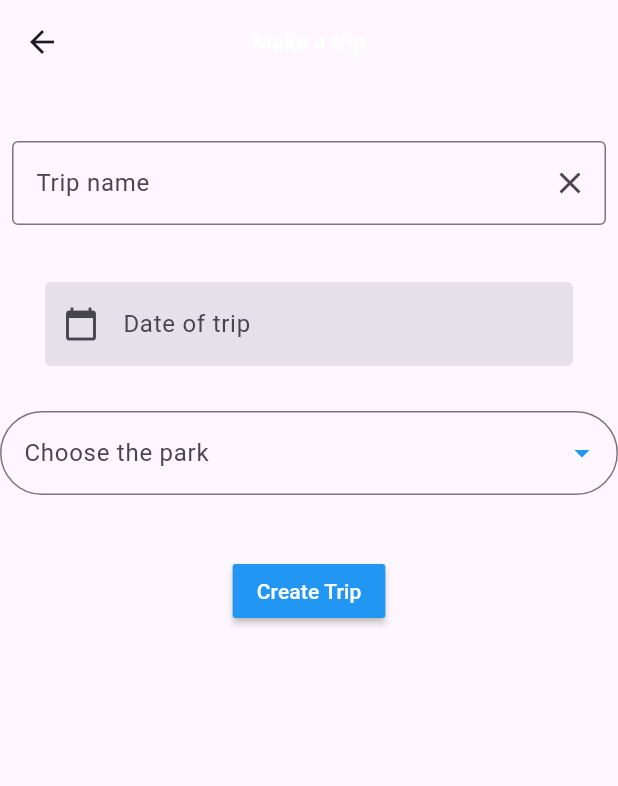
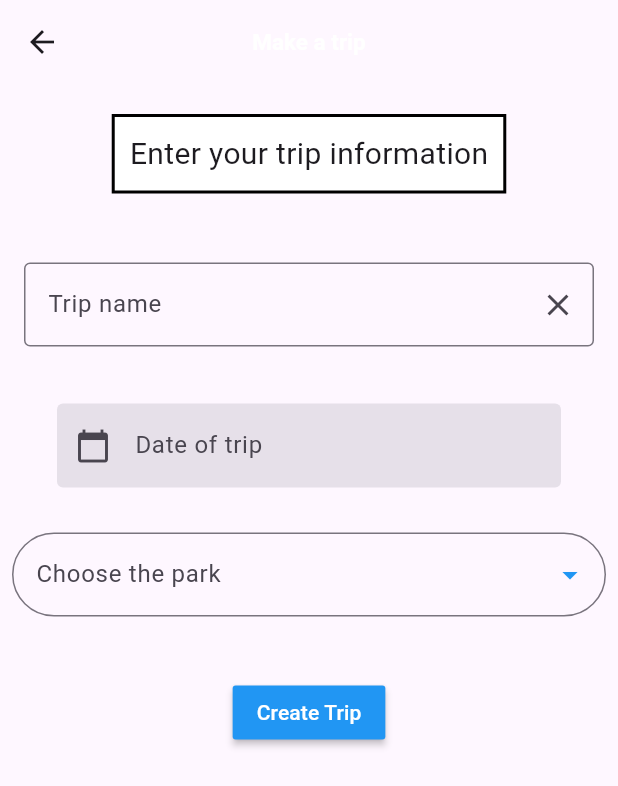
Before and after one commit to tristen-robinson-ucf/Group22LargeProjectPOOSD, a Flutter app: the PlannedTrips screen opened directly with empty values, after a tap on "Make a new trip", on a phone screen of 412 x 824 dp. Shown: the top 786 px of the screen. Run offline on Flutter 3.47's test engine with Material 3 defaults, Android fonts, the phone set to English and light mode, and no system bars; drawn by our look-alikes of dropdown_search; our stand-ins replace dio, email_validator, fluttertoast, hexcolor; missing offline and left inert: dart:ffi, mongo_dart; network calls fail.

Commit message:
Implemented password reset and update to park id for trips

```diff
--- a/theme_park_tracker/lib/PasswordReset.dart
+++ b/theme_park_tracker/lib/PasswordReset.dart
@@ -277,7 +277,6 @@ class _verifyReset extends State<verifyReset>{
                       MaterialButton(
                         onPressed: (){
                           int code = int.parse(_codeController.text);
-
                           if (code == testVal){
                             Navigator.push( context, MaterialPageRoute( builder: (context) => passwordResetPage(username: username, password: password)));
                           } else{
--- a/theme_park_tracker/lib/tabs/AddParks.dart
+++ b/theme_park_tracker/lib/tabs/AddParks.dart
@@ -5,6 +5,7 @@ import 'dart:convert';
 
 import 'package:flutter/foundation.dart';
 import 'package:flutter/material.dart';
+import 'package:hexcolor/hexcolor.dart';
 import 'package:theme_park_tracker/tabs/listItems.dart';
 import 'package:fluttertoast/fluttertoast.dart';
 import 'package:dio/dio.dart';
@@ -110,7 +111,7 @@ class _AddParks extends State<AddParks>{
                   child: ListView.builder(
                       itemCount:filteredParks.length,
                       itemBuilder: (context, index) => Card(
-                        color: Colors.indigo,
+                        color: HexColor("Eb5756"),
                         elevation: 4,
                         margin: const EdgeInsets.symmetric(vertical: 8.0),
                         child: Row(
--- a/theme_park_tracker/lib/tabs/PlannedTrips.dart
+++ b/theme_park_tracker/lib/tabs/PlannedTrips.dart
@@ -60,12 +60,15 @@ class _PlannedTrips extends State<PlannedTrips>{
       );
       if (response.statusCode == 200){
         var data = response.data as Map<String, dynamic>;
+
         setState(() {
-            for (int i = 0; i < data['results'].length; i += 3){
+            for (int i = 0; i < data['results'].length; i += 4){
               List<dynamic> currTrip = [];
               currTrip.add(data['results'][i]);
               currTrip.add(data['results'][i+ 1]);
               currTrip.add(data['results'][i + 2]);
+              currTrip.add(data['results'][i + 3]);
+
               resultArr.add(currTrip);
             }
 
@@ -86,7 +89,20 @@ class _PlannedTrips extends State<PlannedTrips>{
             children: [
               Expanded(
                   flex: 1,
-                  child: ListView.builder(
+                  child: (resultArr.isEmpty) ?
+                      // if there are no results when searching for a users trips, make the screen show text that prompts a user to create a trip
+                      // if there are trips then this is not shown
+                      Column(
+                        mainAxisAlignment: MainAxisAlignment.center,
+                        children: [
+                          Container(
+                            alignment: Alignment.center,
+                            child: Text("Plan a trip!"),
+                          )
+                        ],
+                      )
+                      :
+                  ListView.builder(
                       itemCount: resultArr.length,
                       itemBuilder: (context, index) => Card(
                           color: HexColor("Eb5756"),
@@ -103,7 +119,7 @@ class _PlannedTrips extends State<PlannedTrips>{
                                   Container(
                                     padding: const EdgeInsets.all(7),
                                     child: Text(resultArr[index][0], overflow: TextOverflow.ellipsis, style: TextStyle(fontSize: 17, color: Colors.white)),
-                                  )
+                                  ),
                                 ],
                               ),
 
@@ -112,8 +128,10 @@ class _PlannedTrips extends State<PlannedTrips>{
                               padding: const EdgeInsets.only(left: 4.0, right: 10, top: 3.0, bottom: 3.0),
                                 child: MaterialButton(
                                   onPressed: (){
-                                    Navigator.push(context, MaterialPageRoute(builder: (context) => TripRides(parkId: 64, id: id, tripId: resultArr[index][1], rides: resultArr[index][2], firstname: firstname, lastname: lastname, parkArr: parkArr)));
+
+                                    Navigator.push(context, MaterialPageRoute(builder: (context) => TripRides(parkId: resultArr[index][2], id: id, tripId: resultArr[index][1], rides: resultArr[index][3], firstname: firstname, lastname: lastname, parkArr: parkArr)));
                                     },
+
                                   color: Colors.white,
                                   child: const Text("Edit trip", style: TextStyle(color: Colors.black)),
 
@@ -259,6 +277,23 @@ class _MakeTrip extends State<MakeTrip>{
       ),
       body: SingleChildScrollView(
         child: Column(
+          mainAxisAlignment: MainAxisAlignment.center,
+          children: [
+            SizedBox(height: 20),
+           Container(
+             child: Text("Enter your trip information", style: TextStyle(fontSize: 20),),
+             padding: const EdgeInsets.all(10),
+             decoration: BoxDecoration(
+               color: Colors.white,
+               border: Border.all(width: 2, color: Colors.black),
+             ),
+           ),
+
+            Container(
+              padding: const EdgeInsets.all(8.0),
+
+              child: Column(
+                mainAxisAlignment: MainAxisAlignment.center,
                 children: [
                   SizedBox(height: 30),
                   Padding(
@@ -346,6 +381,10 @@ class _MakeTrip extends State<MakeTrip>{
                   },
                     child: Text("Create Trip", style: TextStyle(color: Colors.white),),
                     color: Colors.blue,),
+                ],
+              ),
+            )
+
 
           ],
         ),
@@ -435,21 +474,23 @@ class Trips {
   final List<dynamic> rides;
   final String tripName;
   final int tripId;
-  //final int parkId;
+  final int parkId;
 
   const Trips({
    // required this.parkId,
     required this.rides,
     required this.tripName,
     required this.tripId,
-    //required this.parkId,
+    required this.parkId,
   });
 
   factory Trips.formJson(Map<String, dynamic> jsonMap){
     return Trips(
+      tripName: jsonMap['tripName'],
+      tripId: jsonMap['tripId'],
+
+      parkId: jsonMap['parkId'],
       rides: jsonMap['rides'],
-      tripId: jsonMap['tripId'],
-      tripName: jsonMap['tripName'],
     );
   }
 }
--- a/theme_park_tracker/lib/tabs/WaitList.dart
+++ b/theme_park_tracker/lib/tabs/WaitList.dart
@@ -158,7 +158,7 @@ class _WaitTimes extends State<WaitTimes>{
     return Scaffold(
         appBar:  AppBar(
           centerTitle: true,
-          title: Text(parkName),
+          title: Text(parkName, style: TextStyle(fontSize: 15)),
           automaticallyImplyLeading: false,
           leading: IconButton(
               onPressed: (){
```
Also changed, not shown: theme_park_tracker/lib/main.dart (+12 -1 lines), theme_park_tracker/lib/tabs/SavedParks.dart (+26 -3 lines), theme_park_tracker/lib/tabs/listItems.dart (+12 -4 lines). Lines whose indentation alone changed are shown as unchanged.
